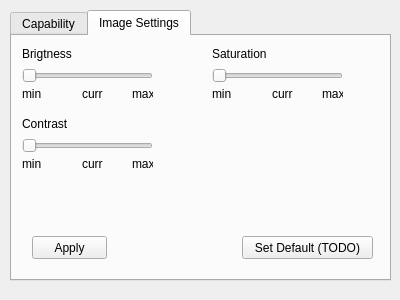
abibas/webcamCaptureNewDesign, file test_app/cameraform.ui: the form before one commit.
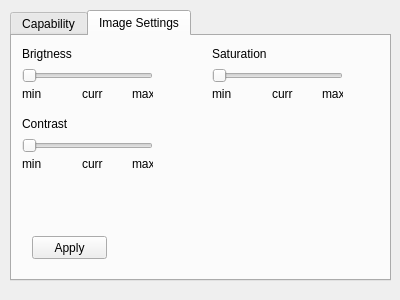
The form after the commit. The open tabs and pages were chosen to show the change.

Commit message: Added buttons to Stop and Start notifications

Diff of the .ui file:
```diff
--- a/test_app/cameraform.ui
+++ b/test_app/cameraform.ui
@@ -324,19 +324,6 @@
       <string>curr</string>
      </property>
     </widget>
-    <widget class="QPushButton" name="setDefaultSettingsButton">
-     <property name="geometry">
-      <rect>
-       <x>230</x>
-       <y>200</y>
-       <width>131</width>
-       <height>23</height>
-      </rect>
-     </property>
-     <property name="text">
-      <string>Set Default (TODO)</string>
-     </property>
-    </widget>
    </widget>
   </widget>
  </widget>
```
The commit also changes 5 other files.
